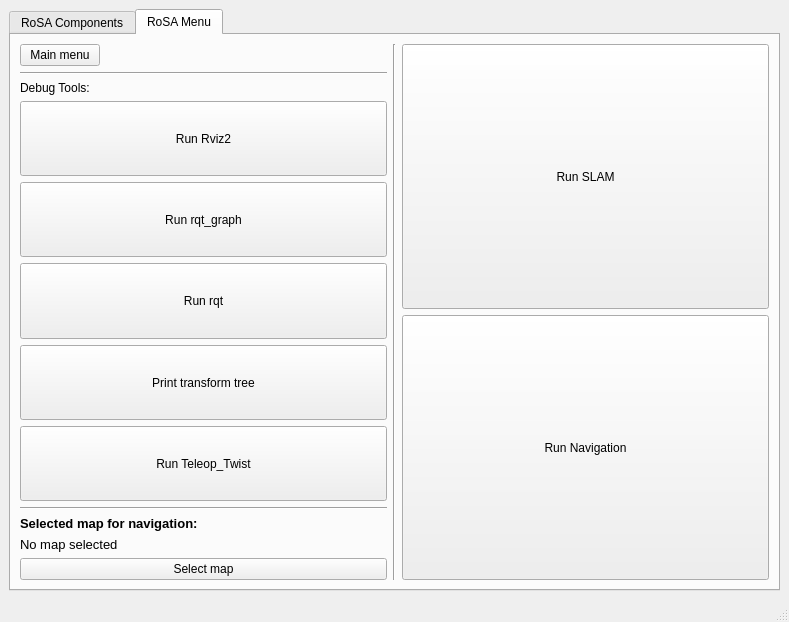
Before: the Qt Designer form RoSA_Monitor/rosawindow.ui in PabloNH00/RoSA_Monitor, drawn with Qt 5.
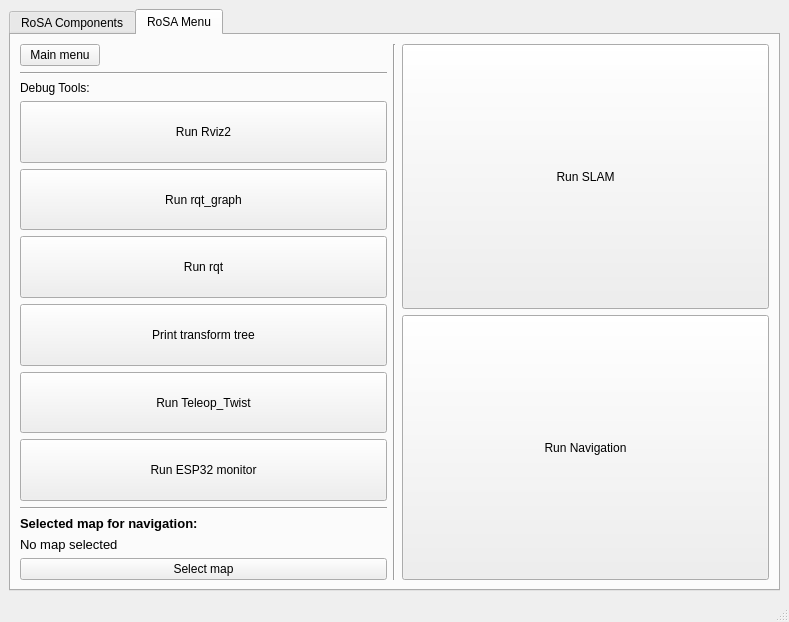
After: the same form once the commit is applied. The open tabs and pages were chosen to show the change.

```diff
--- a/RoSA_Monitor/rosawindow.ui
+++ b/RoSA_Monitor/rosawindow.ui
@@ -242,6 +242,22 @@
                   </property>
                  </widget>
                 </item>
+                <item>
+                 <widget class="QPushButton" name="esp32Button">
+                  <property name="sizePolicy">
+                   <sizepolicy hsizetype="Minimum" vsizetype="Minimum">
+                    <horstretch>0</horstretch>
+                    <verstretch>0</verstretch>
+                   </sizepolicy>
+                  </property>
+                  <property name="text">
+                   <string>Run ESP32 monitor</string>
+                  </property>
+                  <property name="checkable">
+                   <bool>true</bool>
+                  </property>
+                 </widget>
+                </item>
                </layout>
               </item>
              </layout>
```
